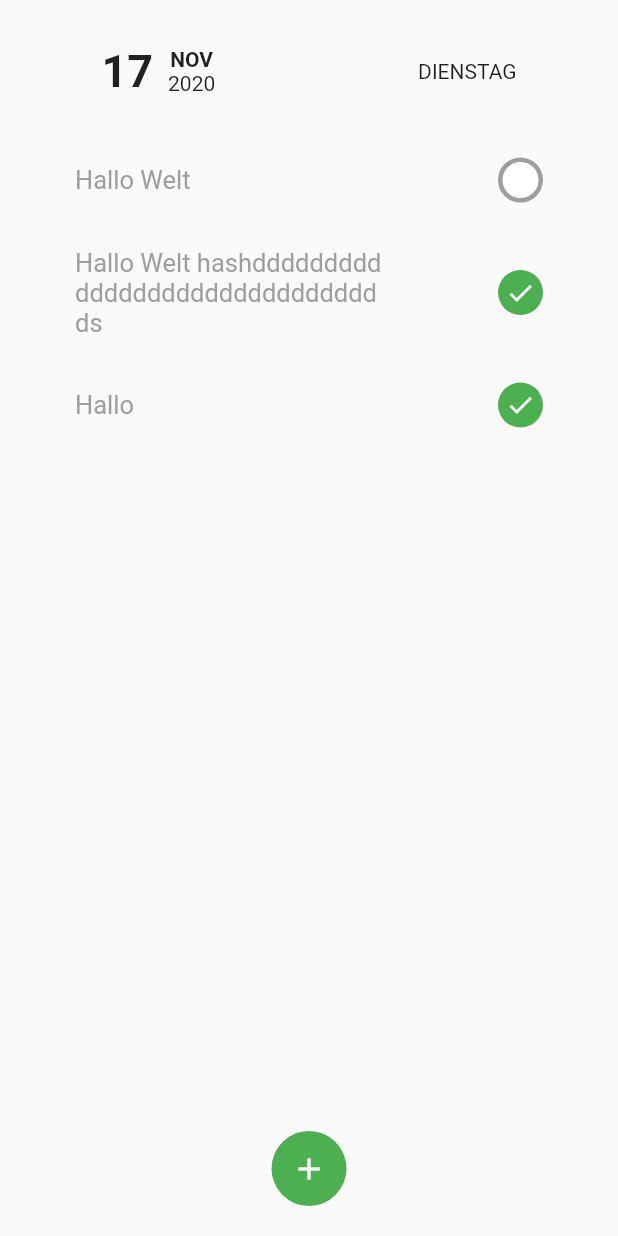
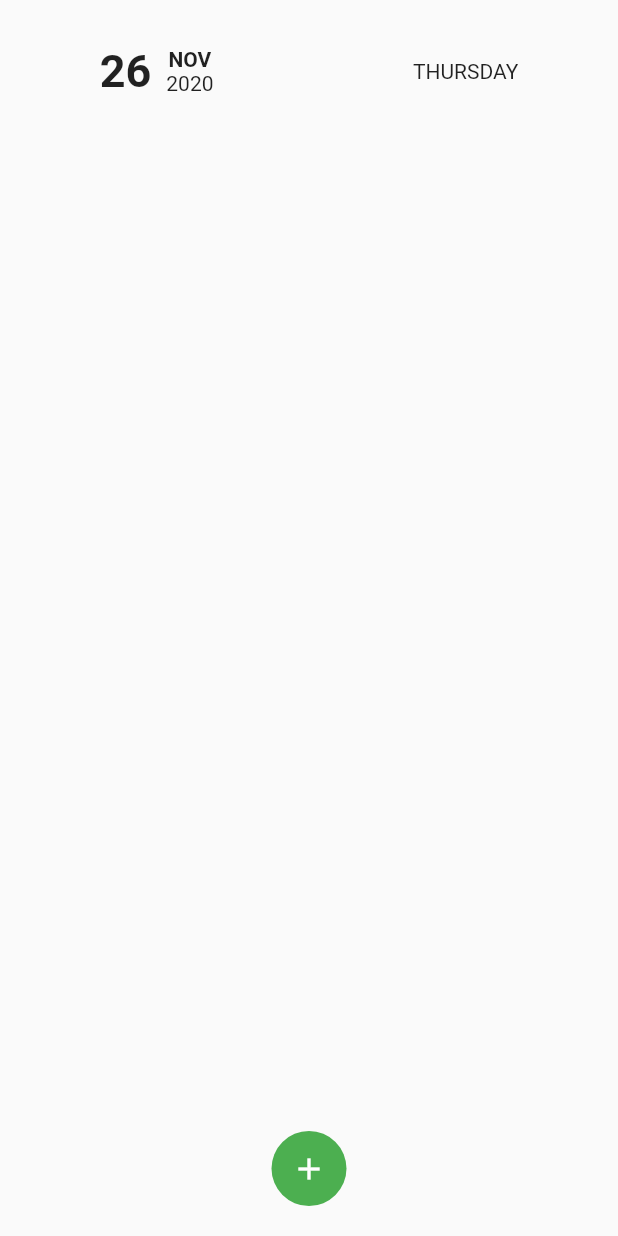
Before and after one commit to Tutorialwork/ToDo-App, a Flutter app: the screen it shows after launch, on a phone screen of 412 x 824 dp. Run offline on Flutter 3.47's test engine with Material 2 defaults, Android fonts, the phone set to English and light mode, and no system bars; our stand-ins replace shared_preferences.

Commit message:
todo logic added

```diff
--- a/lib/addtodo.dart
+++ /dev/null
@@ -1,24 +0,0 @@
-import 'package:flutter/material.dart';
-
-class AddTodo extends StatelessWidget {
-  @override
-  Widget build(BuildContext context) {
-    return Padding(
-      padding: EdgeInsets.all(20),
-      child: Row(
-        mainAxisAlignment: MainAxisAlignment.center,
-        children: [
-          Container(
-            width: 50,
-            height: 50,
-            decoration: BoxDecoration(
-                shape: BoxShape.circle,
-                color: Colors.green
-            ),
-            child: Icon(Icons.add, color: Colors.white,),
-          )
-        ],
-      ),
-    );
-  }
-}
--- a/lib/main.dart
+++ b/lib/main.dart
@@ -1,11 +1,16 @@
+import 'dart:convert';
+
 import 'package:flutter/material.dart';
-import 'package:todo_app/addtodo.dart';
-import 'package:todo_app/checkbox.dart';
+import 'package:shared_preferences/shared_preferences.dart';
 import 'package:todo_app/navbar.dart';
 import 'package:todo_app/todo.dart';
 
 void main(){
-  runApp(HomePage());
+  runApp(
+    MaterialApp(
+        home: HomePage()
+    )
+  );
 }
 
 class HomePage extends StatefulWidget {
@@ -14,21 +19,109 @@ class HomePage extends StatefulWidget {
 }
 
 class _HomePageState extends State<HomePage> {
+
+  Map<String, dynamic> todo = {};
+  TextEditingController _controller = new TextEditingController();
+
+  @override
+  void initState() {
+    _loadData();
+  }
+
+  _loadData() async {
+    SharedPreferences storage = await SharedPreferences.getInstance();
+
+    if (storage.getString('todo') != null) {
+      todo = jsonDecode(storage.getString('todo'));
+    }
+  }
+
+  _saveData() async {
+    SharedPreferences storage = await SharedPreferences.getInstance();
+
+    storage.setString('todo', jsonEncode(todo));
+  }
+
   @override
   Widget build(BuildContext context) {
     return MaterialApp(
       home: SafeArea(
         child: Scaffold(
-          bottomNavigationBar: AddTodo(),
+          bottomNavigationBar: InkWell(
+            onTap: () {
+              showDialog(
+                context: context,
+                builder: (_) {
+                  return AlertDialog(
+                    content: TextFormField(
+                      controller: _controller,
+                      decoration: InputDecoration(
+                        hintText: 'Todo'
+                      ),
+                    ),
+                    actions: [
+                      FlatButton(
+                        child: Text('Speichern'),
+                        onPressed: () {
+                          if (_controller.text.length > 0) {
+                            Navigator.pop(context);
+                            setState(() {
+                              todo.putIfAbsent(_controller.text, () => false);
+                              _saveData();
+                              _controller.text = '';
+                            });
+                          }
+                        },
+                      )
+                    ],
+                  );
+                }
+              );
+            },
+            child: Padding(
+              padding: EdgeInsets.all(20),
+              child: Row(
+                mainAxisAlignment: MainAxisAlignment.center,
+                children: [
+                  Container(
+                    width: 50,
+                    height: 50,
+                    decoration: BoxDecoration(
+                        shape: BoxShape.circle,
+                        color: Colors.green
+                    ),
+                    child: Icon(Icons.add, color: Colors.white,),
+                  )
+                ],
+              ),
+            ),
+          ),
           body: Column(
             children: [
               Navbar(),
               SizedBox(height: 30,),
-              TodoItem(name: "Hallo Welt", isActive: false),
-              SizedBox(height: 10,),
-              TodoItem(name: "Hallo Welt hashddddddddddddddddddddddddddddddds", isActive: true),
-              SizedBox(height: 10,),
-              TodoItem(name: "Hallo", isActive: true),
+              Expanded(
+                child: ListView.builder(
+                  itemCount: todo.length,
+                  itemBuilder: (context, i) {
+                    return Dismissible(
+                      key: Key('item'+i.toString()),
+                      onDismissed: (_) {
+                        todo.remove(todo.keys.elementAt(i));
+                        _saveData();
+                      },
+                      child: InkWell(
+                        onTap: () {
+                          setState(() {
+                            todo[todo.keys.elementAt(i)] = !todo[todo.keys.elementAt(i)];
+                          });
+                        },
+                        child: TodoItem(name: todo.keys.elementAt(i), isActive: todo.values.elementAt(i)),
+                      ),
+                    );
+                  },
+                ),
+              )
             ],
           )
         ),
--- a/lib/navbar.dart
+++ b/lib/navbar.dart
@@ -1,4 +1,5 @@
 import 'package:flutter/cupertino.dart';
+import 'package:intl/intl.dart';
 
 class Navbar extends StatelessWidget {
   @override
@@ -11,17 +12,17 @@ class Navbar extends StatelessWidget {
           children: [
             Row(
               children: [
-                Text('17', style: TextStyle(fontSize: 30, fontWeight: FontWeight.bold),),
+                Text(DateFormat('d').format(DateTime.now()), style: TextStyle(fontSize: 30, fontWeight: FontWeight.bold),),
                 SizedBox(width: 10,),
                 Column(
                   children: [
-                    Text('NOV', style: TextStyle(fontWeight: FontWeight.bold),),
-                    Text('2020')
+                    Text(DateFormat('MMM').format(DateTime.now()).toUpperCase(), style: TextStyle(fontWeight: FontWeight.bold),),
+                    Text(DateFormat('y').format(DateTime.now()))
                   ],
                 ),
               ],
             ),
-            Text('DIENSTAG')
+            Text(DateFormat('EEEE').format(DateTime.now()).toUpperCase())
           ],
         ),
       ],
--- a/pubspec.yaml
+++ b/pubspec.yaml
@@ -21,6 +21,9 @@ environment:
   sdk: ">=2.7.0 <3.0.0"
 
 dependencies:
+  shared_preferences: ^0.5.12+4
+  intl: ^0.16.1
+
   flutter:
     sdk: flutter
 
```
Also changed, not shown: pubspec.lock.
